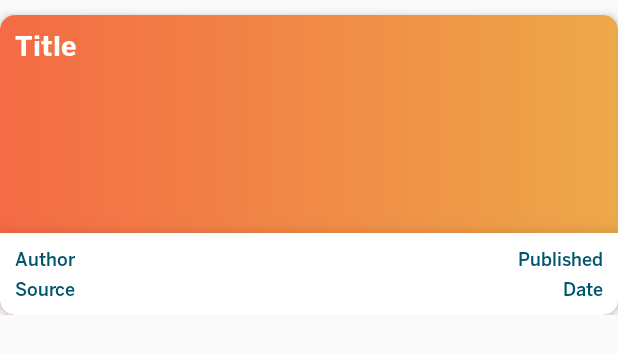
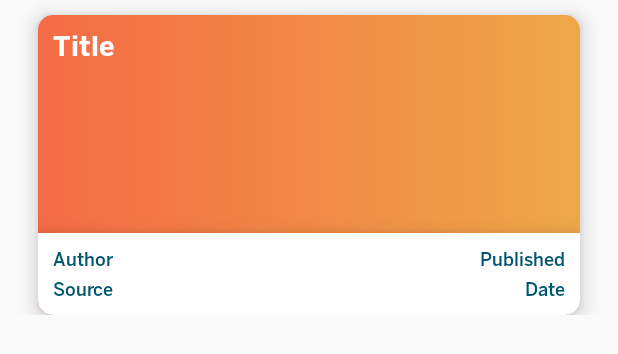
Before and after one commit to MeetShah29/ClassPartyTask, an Android app: the layout items.xml on its own in the app's theme, with its tools: preview values and no code run, on a phone screen of 412 x 824 dp. Shown: the top 354 px of the screen. Run offline under Robolectric (Android 15) with nearby library versions, the phone set to English and light mode, and no system bars.

Commit message:
UI Changes

```diff
--- a/app/src/main/res/layout/items.xml
+++ b/app/src/main/res/layout/items.xml
@@ -7,13 +7,15 @@
 
     <androidx.cardview.widget.CardView
         android:id="@+id/cardView"
+        android:layout_marginLeft="25dp"
+        android:layout_marginRight="25dp"
+        android:layout_marginTop="10dp"
         android:layout_width="match_parent"
         android:layout_height="wrap_content"
-        android:layout_marginTop="10dp"
         android:background="@drawable/card_edge"
         app:cardCornerRadius="10dp"
         android:onClick="loadDetail"
-        app:cardElevation="4dp">
+        app:cardElevation="8dp">
 
         <FrameLayout
             android:layout_width="match_parent"
@@ -35,7 +37,7 @@
                 android:padding="10dp"
                 android:text="Title"
                 android:textColor="@color/white"
-                android:textSize="18dp" />
+                android:textSize="18sp" />
 
             <androidx.constraintlayout.widget.ConstraintLayout
                 android:layout_width="match_parent"
@@ -43,7 +45,6 @@
                 android:layout_gravity="bottom"
                 android:background="@color/white"
                 android:elevation="10dp"
-
                 android:orientation="vertical">
 
                 <TextView
@@ -55,7 +56,7 @@
                     android:fontFamily="@font/benton_sans_medium"
                     android:text="Author"
                     android:textColor="@color/cool_blue"
-                    android:textSize="12dp"
+                    android:textSize="12sp"
                     app:layout_constraintStart_toStartOf="parent"
                     app:layout_constraintTop_toTopOf="parent" />
 
@@ -68,7 +69,7 @@
                     android:layout_marginBottom="10dp"
                     android:fontFamily="@font/benton_sans_medium"
                     android:textColor="@color/cool_blue"
-                    android:textSize="12dp"
+                    android:textSize="12sp"
                     app:layout_constraintBottom_toBottomOf="parent"
                     app:layout_constraintStart_toStartOf="parent"
                     app:layout_constraintTop_toBottomOf="@+id/tvAuthor"
@@ -83,7 +84,7 @@
                     android:fontFamily="@font/benton_sans_medium"
                     android:text="Published"
                     android:textColor="@color/cool_blue"
-                    android:textSize="12dp"
+                    android:textSize="12sp"
                     app:layout_constraintEnd_toEndOf="parent"
                     app:layout_constraintTop_toTopOf="parent" />
 
@@ -97,7 +98,7 @@
                     android:fontFamily="@font/benton_sans_medium"
                     android:text="Date"
                     android:textColor="@color/cool_blue"
-                    android:textSize="12dp"
+                    android:textSize="12sp"
                     app:layout_constraintBottom_toBottomOf="parent"
                     app:layout_constraintEnd_toEndOf="parent"
                     app:layout_constraintTop_toBottomOf="@+id/publishedDate" />
```
